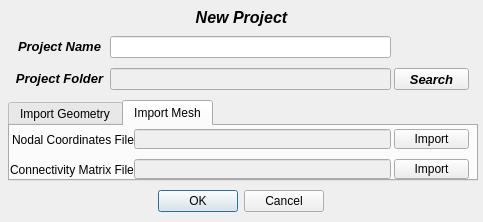
Qt form pulse/uix/user_input/ui/newProjectInput.ui (open-pulse/OpenPulse) before a commit.
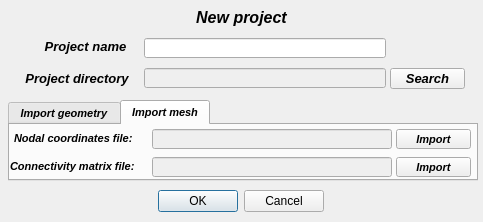
The same form after that commit. The open tabs and pages were chosen to show the change.

Commit message: Acoustic input tables and project storage review

```diff
--- a/pulse/uix/user_input/ui/newProjectInput.ui
+++ b/pulse/uix/user_input/ui/newProjectInput.ui
@@ -37,7 +37,7 @@
    <widget class="QWidget" name="verticalLayoutWidget_2">
     <property name="geometry">
      <rect>
-      <x>14</x>
+      <x>40</x>
       <y>36</y>
       <width>91</width>
       <height>21</height>
@@ -56,26 +56,7 @@
         </font>
        </property>
        <property name="text">
-        <string>&lt;html&gt;&lt;head/&gt;&lt;body&gt;&lt;p align=&quot;center&quot;&gt;&lt;span style=&quot; font-weight:600;&quot;&gt;Project Name&lt;/span&gt;&lt;/p&gt;&lt;/body&gt;&lt;/html&gt;</string>
-       </property>
-      </widget>
-     </item>
-    </layout>
-   </widget>
-   <widget class="QWidget" name="verticalLayoutWidget_3">
-    <property name="geometry">
-     <rect>
-      <x>110</x>
-      <y>36</y>
-      <width>281</width>
-      <height>22</height>
-     </rect>
-    </property>
-    <layout class="QVBoxLayout" name="verticalLayout_3">
-     <item>
-      <widget class="QLineEdit" name="line_project_name">
-       <property name="alignment">
-        <set>Qt::AlignCenter</set>
+        <string>&lt;html&gt;&lt;head/&gt;&lt;body&gt;&lt;p align=&quot;center&quot;&gt;Project name&lt;/p&gt;&lt;/body&gt;&lt;/html&gt;</string>
        </property>
       </widget>
      </item>
@@ -121,12 +102,21 @@
       <height>16777215</height>
      </size>
     </property>
+    <property name="font">
+     <font>
+      <family>Arial</family>
+      <pointsize>8</pointsize>
+      <weight>75</weight>
+      <italic>true</italic>
+      <bold>true</bold>
+     </font>
+    </property>
     <property name="currentIndex">
      <number>0</number>
     </property>
     <widget class="QWidget" name="tab">
      <attribute name="title">
-      <string>Import Geometry</string>
+      <string>Import geometry</string>
      </attribute>
      <widget class="QWidget" name="verticalLayoutWidget_5">
       <property name="geometry">
@@ -317,109 +307,14 @@
     </widget>
     <widget class="QWidget" name="tab_2">
      <attribute name="title">
-      <string>Import Mesh</string>
+      <string>Import mesh</string>
      </attribute>
-     <widget class="QWidget" name="verticalLayoutWidget_9">
-      <property name="geometry">
-       <rect>
-        <x>124</x>
-        <y>2</y>
-        <width>257</width>
-        <height>22</height>
-       </rect>
-      </property>
-      <layout class="QVBoxLayout" name="verticalLayout_9">
-       <item>
-        <widget class="QLineEdit" name="line_cord">
-         <property name="enabled">
-          <bool>false</bool>
-         </property>
-         <property name="sizePolicy">
-          <sizepolicy hsizetype="Expanding" vsizetype="Fixed">
-           <horstretch>0</horstretch>
-           <verstretch>1</verstretch>
-          </sizepolicy>
-         </property>
-         <property name="minimumSize">
-          <size>
-           <width>0</width>
-           <height>20</height>
-          </size>
-         </property>
-         <property name="maximumSize">
-          <size>
-           <width>16777215</width>
-           <height>20</height>
-          </size>
-         </property>
-         <property name="baseSize">
-          <size>
-           <width>0</width>
-           <height>0</height>
-          </size>
-         </property>
-         <property name="alignment">
-          <set>Qt::AlignCenter</set>
-         </property>
-        </widget>
-       </item>
-      </layout>
-     </widget>
-     <widget class="QWidget" name="verticalLayoutWidget_10">
-      <property name="geometry">
-       <rect>
-        <x>384</x>
-        <y>2</y>
-        <width>81</width>
-        <height>22</height>
-       </rect>
-      </property>
-      <layout class="QVBoxLayout" name="verticalLayout_10">
-       <item>
-        <widget class="QToolButton" name="toolButton_import_cord">
-         <property name="sizePolicy">
-          <sizepolicy hsizetype="Expanding" vsizetype="Expanding">
-           <horstretch>0</horstretch>
-           <verstretch>0</verstretch>
-          </sizepolicy>
-         </property>
-         <property name="minimumSize">
-          <size>
-           <width>75</width>
-           <height>20</height>
-          </size>
-         </property>
-         <property name="maximumSize">
-          <size>
-           <width>75</width>
-           <height>20</height>
-          </size>
-         </property>
-         <property name="sizeIncrement">
-          <size>
-           <width>0</width>
-           <height>1</height>
-          </size>
-         </property>
-         <property name="layoutDirection">
-          <enum>Qt::LeftToRight</enum>
-         </property>
-         <property name="autoFillBackground">
-          <bool>false</bool>
-         </property>
-         <property name="text">
-          <string>Import</string>
-         </property>
-        </widget>
-       </item>
-      </layout>
-     </widget>
      <widget class="QWidget" name="verticalLayoutWidget_11">
       <property name="geometry">
        <rect>
-        <x>2</x>
+        <x>4</x>
         <y>2</y>
-        <width>123</width>
+        <width>135</width>
         <height>23</height>
        </rect>
       </property>
@@ -427,84 +322,7 @@
        <item>
         <widget class="QLabel" name="label_5">
          <property name="text">
-          <string>&lt;html&gt;&lt;head/&gt;&lt;body&gt;&lt;p align=&quot;center&quot;&gt;Nodal Coordinates File:&lt;/p&gt;&lt;/body&gt;&lt;/html&gt;</string>
-         </property>
-        </widget>
-       </item>
-      </layout>
-     </widget>
-     <widget class="QWidget" name="verticalLayoutWidget_12">
-      <property name="geometry">
-       <rect>
-        <x>124</x>
-        <y>32</y>
-        <width>257</width>
-        <height>22</height>
-       </rect>
-      </property>
-      <layout class="QVBoxLayout" name="verticalLayout_12">
-       <item>
-        <widget class="QLineEdit" name="line_conn">
-         <property name="enabled">
-          <bool>false</bool>
-         </property>
-         <property name="minimumSize">
-          <size>
-           <width>0</width>
-           <height>20</height>
-          </size>
-         </property>
-         <property name="maximumSize">
-          <size>
-           <width>16777215</width>
-           <height>20</height>
-          </size>
-         </property>
-         <property name="alignment">
-          <set>Qt::AlignCenter</set>
-         </property>
-        </widget>
-       </item>
-      </layout>
-     </widget>
-     <widget class="QWidget" name="verticalLayoutWidget_13">
-      <property name="geometry">
-       <rect>
-        <x>384</x>
-        <y>32</y>
-        <width>81</width>
-        <height>22</height>
-       </rect>
-      </property>
-      <layout class="QVBoxLayout" name="verticalLayout_13">
-       <item>
-        <widget class="QToolButton" name="toolButton_import_conn">
-         <property name="sizePolicy">
-          <sizepolicy hsizetype="Expanding" vsizetype="Expanding">
-           <horstretch>0</horstretch>
-           <verstretch>0</verstretch>
-          </sizepolicy>
-         </property>
-         <property name="minimumSize">
-          <size>
-           <width>75</width>
-           <height>20</height>
-          </size>
-         </property>
-         <property name="maximumSize">
-          <size>
-           <width>75</width>
-           <height>20</height>
-          </size>
-         </property>
-         <property name="sizeIncrement">
-          <size>
-           <width>0</width>
-           <height>1</height>
-          </size>
-         </property>
-         <property name="text">
-          <string>Import</string>
+          <string>&lt;html&gt;&lt;head/&gt;&lt;body&gt;&lt;p align=&quot;center&quot;&gt;Nodal coordinates file:&lt;/p&gt;&lt;/body&gt;&lt;/html&gt;</string>
          </property>
         </widget>
        </item>
@@ -514,8 +332,8 @@
       <property name="geometry">
        <rect>
         <x>0</x>
-        <y>32</y>
-        <width>123</width>
+        <y>30</y>
+        <width>140</width>
         <height>23</height>
        </rect>
       </property>
@@ -523,20 +341,168 @@
        <item>
         <widget class="QLabel" name="label_6">
          <property name="text">
-          <string>&lt;html&gt;&lt;head/&gt;&lt;body&gt;&lt;p align=&quot;center&quot;&gt;Connectivity Matrix File:&lt;/p&gt;&lt;/body&gt;&lt;/html&gt;</string>
+          <string>&lt;html&gt;&lt;head/&gt;&lt;body&gt;&lt;p align=&quot;center&quot;&gt;Connectivity matrix file:&lt;/p&gt;&lt;/body&gt;&lt;/html&gt;</string>
          </property>
         </widget>
        </item>
       </layout>
      </widget>
+     <widget class="QLineEdit" name="line_conn">
+      <property name="enabled">
+       <bool>false</bool>
+      </property>
+      <property name="geometry">
+       <rect>
+        <x>142</x>
+        <y>32</y>
+        <width>240</width>
+        <height>20</height>
+       </rect>
+      </property>
+      <property name="minimumSize">
+       <size>
+        <width>240</width>
+        <height>20</height>
+       </size>
+      </property>
+      <property name="maximumSize">
+       <size>
+        <width>240</width>
+        <height>20</height>
+       </size>
+      </property>
+      <property name="alignment">
+       <set>Qt::AlignCenter</set>
+      </property>
+     </widget>
+     <widget class="QLineEdit" name="line_cord">
+      <property name="enabled">
+       <bool>false</bool>
+      </property>
+      <property name="geometry">
+       <rect>
+        <x>142</x>
+        <y>4</y>
+        <width>240</width>
+        <height>20</height>
+       </rect>
+      </property>
+      <property name="sizePolicy">
+       <sizepolicy hsizetype="Expanding" vsizetype="Fixed">
+        <horstretch>0</horstretch>
+        <verstretch>1</verstretch>
+       </sizepolicy>
+      </property>
+      <property name="minimumSize">
+       <size>
+        <width>240</width>
+        <height>20</height>
+       </size>
+      </property>
+      <property name="maximumSize">
+       <size>
+        <width>240</width>
+        <height>20</height>
+       </size>
+      </property>
+      <property name="baseSize">
+       <size>
+        <width>0</width>
+        <height>0</height>
+       </size>
+      </property>
+      <property name="alignment">
+       <set>Qt::AlignCenter</set>
+      </property>
+     </widget>
+     <widget class="QToolButton" name="toolButton_import_conn">
+      <property name="geometry">
+       <rect>
+        <x>386</x>
+        <y>32</y>
+        <width>75</width>
+        <height>20</height>
+       </rect>
+      </property>
+      <property name="sizePolicy">
+       <sizepolicy hsizetype="Expanding" vsizetype="Expanding">
+        <horstretch>0</horstretch>
+        <verstretch>0</verstretch>
+       </sizepolicy>
+      </property>
+      <property name="minimumSize">
+       <size>
+        <width>75</width>
+        <height>20</height>
+       </size>
+      </property>
+      <property name="maximumSize">
+       <size>
+        <width>75</width>
+        <height>20</height>
+       </size>
+      </property>
+      <property name="sizeIncrement">
+       <size>
+        <width>0</width>
+        <height>1</height>
+       </size>
+      </property>
+      <property name="text">
+       <string>Import</string>
+      </property>
+     </widget>
+     <widget class="QToolButton" name="toolButton_import_cord">
+      <property name="geometry">
+       <rect>
+        <x>386</x>
+        <y>4</y>
+        <width>75</width>
+        <height>20</height>
+       </rect>
+      </property>
+      <property name="sizePolicy">
+       <sizepolicy hsizetype="Expanding" vsizetype="Expanding">
+        <horstretch>0</horstretch>
+        <verstretch>0</verstretch>
+       </sizepolicy>
+      </property>
+      <property name="minimumSize">
+       <size>
+        <width>75</width>
+        <height>20</height>
+       </size>
+      </property>
+      <property name="maximumSize">
+       <size>
+        <width>75</width>
+        <height>20</height>
+       </size>
+      </property>
+      <property name="sizeIncrement">
+       <size>
+        <width>0</width>
+        <height>1</height>
+       </size>
+      </property>
+      <property name="layoutDirection">
+       <enum>Qt::LeftToRight</enum>
+      </property>
+      <property name="autoFillBackground">
+       <bool>false</bool>
+      </property>
+      <property name="text">
+       <string>Import</string>
+      </property>
+     </widget>
     </widget>
    </widget>
    <widget class="QWidget" name="verticalLayoutWidget_16">
     <property name="geometry">
      <rect>
-      <x>14</x>
+      <x>24</x>
       <y>68</y>
-      <width>91</width>
+      <width>106</width>
       <height>21</height>
      </rect>
     </property>
@@ -553,29 +519,7 @@
         </font>
        </property>
        <property name="text">
-        <string>&lt;html&gt;&lt;head/&gt;&lt;body&gt;&lt;p align=&quot;center&quot;&gt;&lt;span style=&quot; font-weight:600;&quot;&gt;Project Folder&lt;/span&gt;&lt;/p&gt;&lt;/body&gt;&lt;/html&gt;</string>
-       </property>
-      </widget>
-     </item>
-    </layout>
-   </widget>
-   <widget class="QWidget" name="verticalLayoutWidget_17">
-    <property name="geometry">
-     <rect>
-      <x>110</x>
-      <y>68</y>
-      <width>281</width>
-      <height>22</height>
-     </rect>
-    </property>
-    <layout class="QVBoxLayout" name="verticalLayout_17">
-     <item>
-      <widget class="QLineEdit" name="lineEdit_project_folder">
-       <property name="enabled">
-        <bool>false</bool>
-       </property>
-       <property name="alignment">
-        <set>Qt::AlignCenter</set>
+        <string>&lt;html&gt;&lt;head/&gt;&lt;body&gt;&lt;p align=&quot;center&quot;&gt;Project directory&lt;/p&gt;&lt;/body&gt;&lt;/html&gt;</string>
        </property>
       </widget>
      </item>
@@ -584,10 +528,10 @@
    <widget class="QToolButton" name="toolButton_search_project_folder">
     <property name="geometry">
      <rect>
-      <x>394</x>
+      <x>390</x>
       <y>68</y>
       <width>75</width>
-      <height>22</height>
+      <height>21</height>
      </rect>
     </property>
     <property name="sizePolicy">
@@ -599,13 +543,13 @@
     <property name="minimumSize">
      <size>
       <width>75</width>
-      <height>22</height>
+      <height>21</height>
      </size>
     </property>
     <property name="maximumSize">
      <size>
       <width>75</width>
-      <height>22</height>
+      <height>21</height>
      </size>
     </property>
     <property name="sizeIncrement">
@@ -646,7 +590,60 @@
      </font>
     </property>
     <property name="text">
-     <string>&lt;html&gt;&lt;head/&gt;&lt;body&gt;&lt;p align=&quot;center&quot;&gt;New Project&lt;/p&gt;&lt;/body&gt;&lt;/html&gt;</string>
+     <string>&lt;html&gt;&lt;head/&gt;&lt;body&gt;&lt;p align=&quot;center&quot;&gt;New project&lt;/p&gt;&lt;/body&gt;&lt;/html&gt;</string>
+    </property>
+    <property name="alignment">
+     <set>Qt::AlignCenter</set>
+    </property>
+   </widget>
+   <widget class="QLineEdit" name="lineEdit_project_folder">
+    <property name="enabled">
+     <bool>false</bool>
+    </property>
+    <property name="geometry">
+     <rect>
+      <x>144</x>
+      <y>68</y>
+      <width>242</width>
+      <height>20</height>
+     </rect>
+    </property>
+    <property name="minimumSize">
+     <size>
+      <width>242</width>
+      <height>0</height>
+     </size>
+    </property>
+    <property name="maximumSize">
+     <size>
+      <width>242</width>
+      <height>16777215</height>
+     </size>
+    </property>
+    <property name="alignment">
+     <set>Qt::AlignCenter</set>
+    </property>
+   </widget>
+   <widget class="QLineEdit" name="line_project_name">
+    <property name="geometry">
+     <rect>
+      <x>144</x>
+      <y>38</y>
+      <width>242</width>
+      <height>20</height>
+     </rect>
+    </property>
+    <property name="minimumSize">
+     <size>
+      <width>242</width>
+      <height>0</height>
+     </size>
+    </property>
+    <property name="maximumSize">
+     <size>
+      <width>242</width>
+      <height>16777215</height>
+     </size>
     </property>
     <property name="alignment">
      <set>Qt::AlignCenter</set>
```
Left out of the diff: 275 changed lines with no effect on the pictures. The commit also changes 16 other files.
